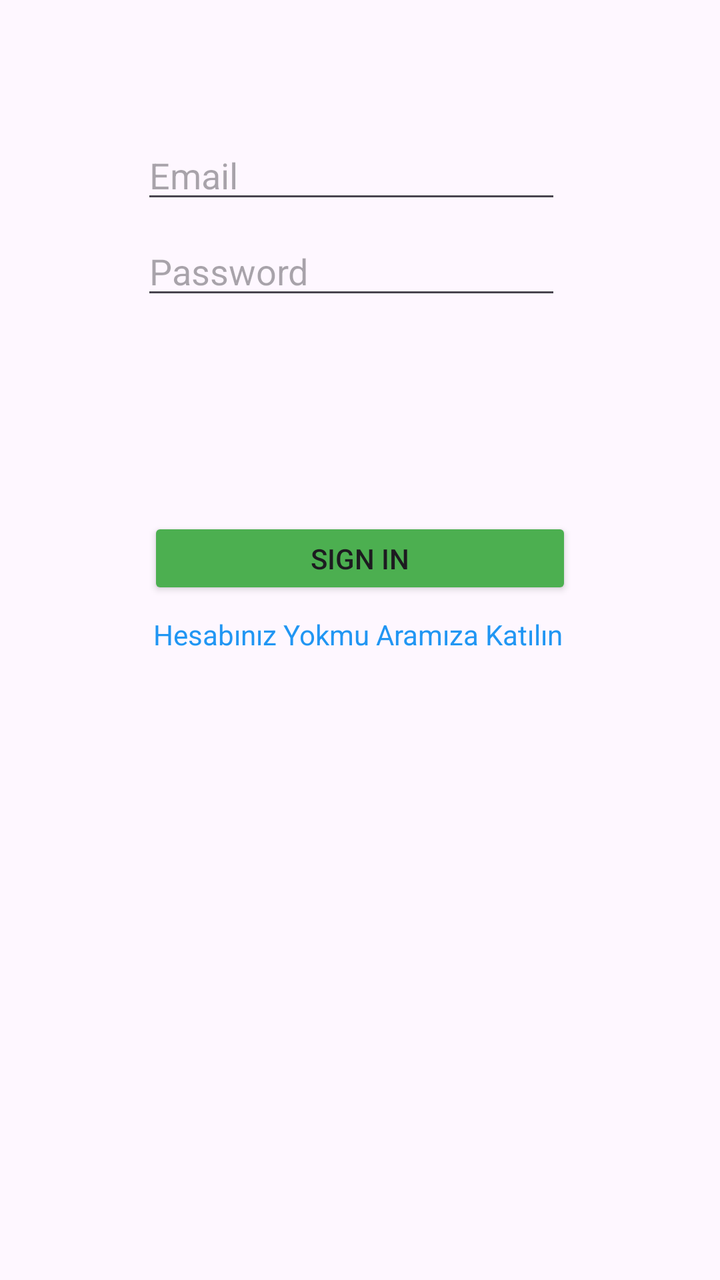
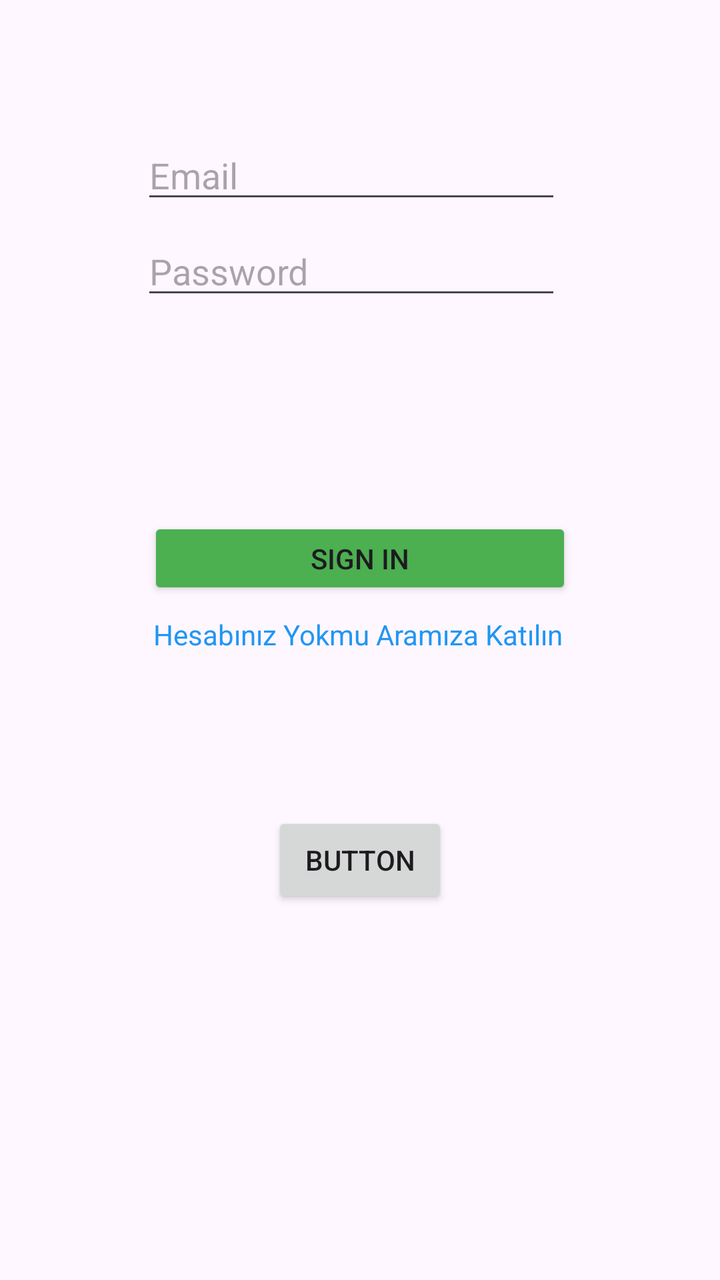

Two renders of the same Android screen: before a commit and after it. Below are the layout's source before the change and the commit's diff.
<!-- AndroidManifest.xml: application theme Theme.Kotlin_instagram -->
<!-- res/layout/activity_main.xml -->
<?xml version="1.0" encoding="utf-8"?>
<androidx.constraintlayout.widget.ConstraintLayout xmlns:android="http://schemas.android.com/apk/res/android"
    xmlns:app="http://schemas.android.com/apk/res-auto"
    xmlns:tools="http://schemas.android.com/tools"
    android:id="@+id/main"
    android:layout_width="match_parent"
    android:layout_height="match_parent"
    tools:context=".MainActivity">

    <EditText
        android:id="@+id/emailText"
        android:layout_width="wrap_content"
        android:layout_height="wrap_content"
        android:ems="10"
        android:hint="Email"
        android:inputType="text"
        app:layout_constraintBottom_toTopOf="@+id/passwordText"
        app:layout_constraintEnd_toEndOf="parent"
        app:layout_constraintHorizontal_bias="0.472"
        app:layout_constraintStart_toStartOf="parent"
        app:layout_constraintTop_toTopOf="parent"
        app:layout_constraintVertical_bias="0.909" />

    <EditText
        android:id="@+id/passwordText"
        android:layout_width="wrap_content"
        android:layout_height="wrap_content"
        android:layout_marginBottom="104dp"
        android:ems="10"
        android:hint="Password"
        android:inputType="text"
        app:layout_constraintBottom_toTopOf="@+id/singinbutton"
        app:layout_constraintEnd_toEndOf="parent"
        app:layout_constraintHorizontal_bias="0.472"
        app:layout_constraintStart_toStartOf="parent" />

    <Button
        android:id="@+id/singinbutton"
        android:layout_width="212dp"
        android:layout_height="41dp"
        android:layout_marginBottom="8dp"
        android:backgroundTint="#4CAF50"
        android:onClick="signin"
        android:text="Sign in"
        app:iconTint="@color/black"
        app:layout_constraintBottom_toTopOf="@+id/textView"
        app:layout_constraintEnd_toEndOf="parent"
        app:layout_constraintStart_toStartOf="parent" />

    <TextView
        android:id="@+id/textView"
        android:layout_width="207dp"
        android:layout_height="25dp"
        android:clickable="true"
        android:focusable="true"
        android:onClick="signup"
        android:text="Hesabınız Yokmu Aramıza Katılın"
        android:textColor="#2196F3"
        app:layout_constraintBottom_toBottomOf="parent"
        app:layout_constraintEnd_toEndOf="parent"
        app:layout_constraintStart_toStartOf="parent"
        app:layout_constraintTop_toTopOf="parent" />

</androidx.constraintlayout.widget.ConstraintLayout>
<!-- resources referenced by this layout -->
<resources>
  <color name="black">#FF000000</color>
  <style name="Theme.Kotlin_instagram" parent="Base.Theme.Kotlin_instagram" />
  <style name="Base.Theme.Kotlin_instagram" parent="Theme.Material3.DayNight.NoActionBar">
          
          
      </style>
</resources>

<!-- the commit's change to res/layout/activity_main.xml (unified diff, before → after) -->
@@ -61,4 +61,14 @@
         app:layout_constraintStart_toStartOf="parent"
         app:layout_constraintTop_toTopOf="parent" />
 
+    <Button
+        android:id="@+id/button2"
+        android:layout_width="wrap_content"
+        android:layout_height="wrap_content"
+        android:layout_marginBottom="186dp"
+        android:text="Button"
+        app:layout_constraintBottom_toBottomOf="parent"
+        app:layout_constraintEnd_toEndOf="parent"
+        app:layout_constraintStart_toStartOf="parent" />
+
 </androidx.constraintlayout.widget.ConstraintLayout>
